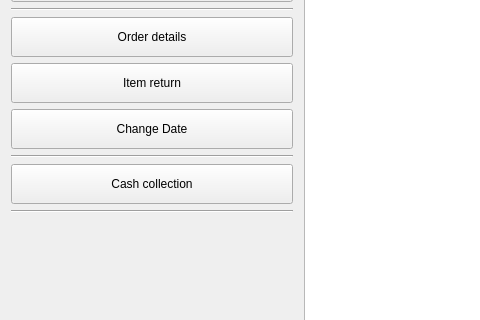
Old version of the form Shop/sales.ui in the repository End1-1/Cafe5; both pictures show x 0 to 480 and y 224 to 544 of the 1024 by 768 pixel window.
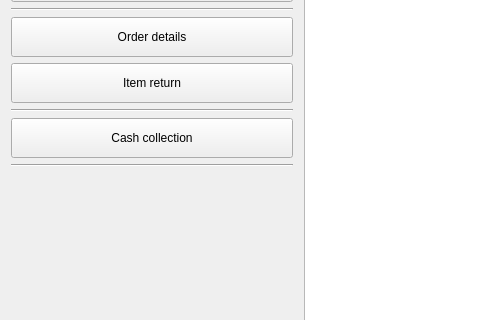
New version of the form. Icons and pictures are not drawn. Custom widgets are drawn as their Qt base class.

```diff
--- a/Shop/sales.ui
+++ b/Shop/sales.ui
@@ -413,23 +413,6 @@
           </property>
          </widget>
         </item>
-        <item>
-         <widget class="QPushButton" name="btnChangeDate">
-          <property name="minimumSize">
-           <size>
-            <width>0</width>
-            <height>40</height>
-           </size>
-          </property>
-          <property name="text">
-           <string>Change Date</string>
-          </property>
-          <property name="icon">
-           <iconset resource="../resources/res.qrc">
-            <normaloff>:/calendar.png</normaloff>:/calendar.png</iconset>
-          </property>
-         </widget>
-        </item>
         <item>
          <widget class="Line" name="line_3">
           <property name="orientation">
```
